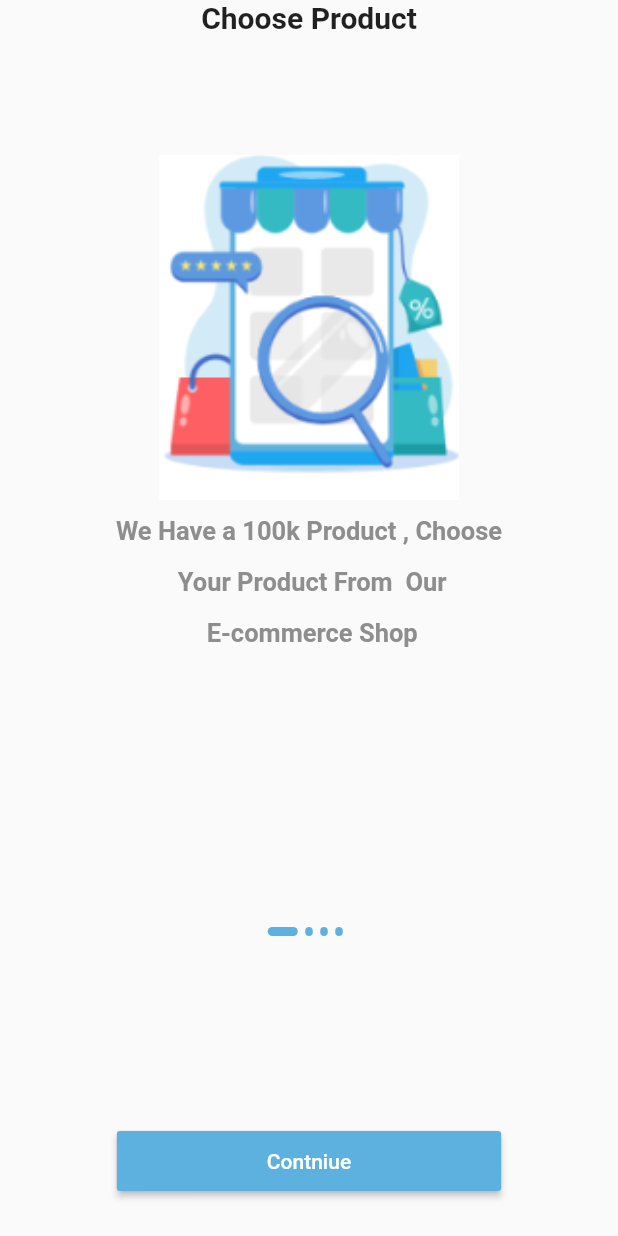
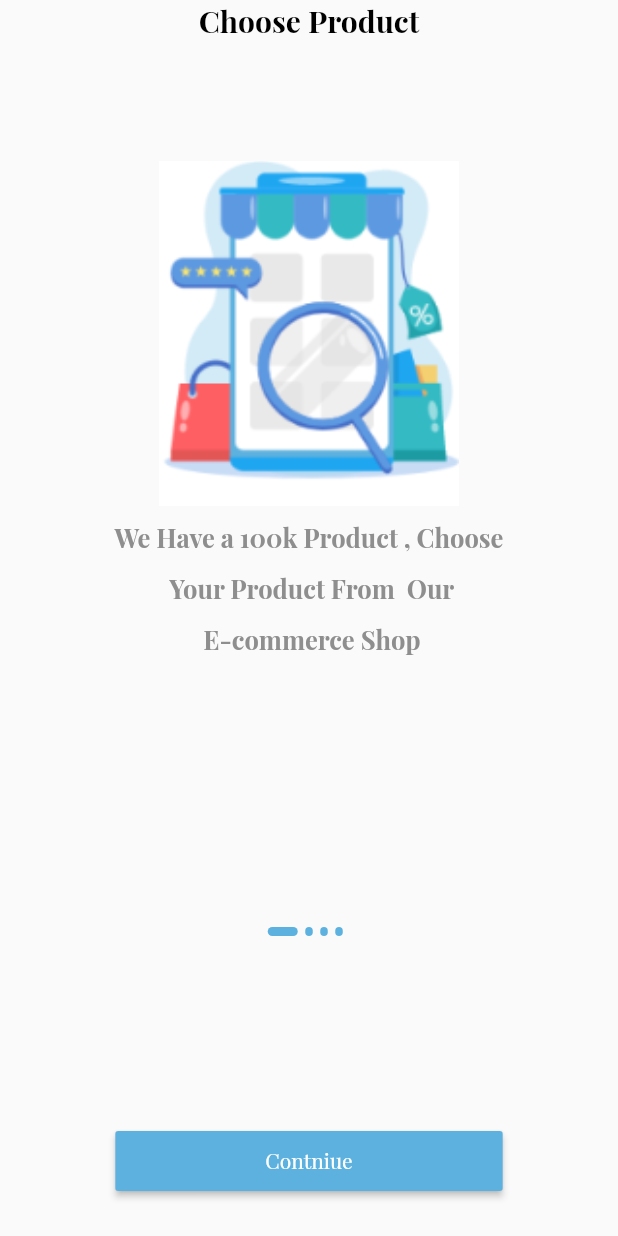
Before and after one commit to MohamedAhmedSD/ecommerce_from_wael, a Flutter app: the screen it shows after launch, on a phone screen of 412 x 824 dp. Run offline on Flutter 3.47's test engine with Material 2 defaults, Android fonts, the phone set to English and light mode, and no system bars; our stand-ins replace get; project files that could hold a hidden picture were left out.

Commit message:
[9] textTheme, and use it on all app

```diff
--- a/lib/main.dart
+++ b/lib/main.dart
@@ -1,3 +1,4 @@
+import 'package:ecommerce_wah/core/constants/color.dart';
 import 'package:ecommerce_wah/core/constants/routes.dart';
 import 'package:ecommerce_wah/view/screen/auth/login.dart';
 import 'package:ecommerce_wah/view/screen/onboarding/onboarding.dart';
@@ -15,8 +16,22 @@ class MyApp extends StatelessWidget {
   @override
   Widget build(BuildContext context) {
     return GetMaterialApp(
+      debugShowCheckedModeBanner: false,
       title: 'Ecommerce App',
       theme: ThemeData(
+        //* use custome font family
+        fontFamily: 'PlayfairDisplay',
+        textTheme: const TextTheme(
+          //* it can use alot of attributes as headline,bodyText... on old versions
+          //* or displayLarge ... on new versions
+          displayLarge: TextStyle(
+              fontWeight: FontWeight.bold, fontSize: 20, color: AppColor.black),
+          bodyLarge: TextStyle(
+              height: 2,
+              fontWeight: FontWeight.bold,
+              fontSize: 17,
+              color: AppColor.grey),
+        ),
         primarySwatch: Colors.blue,
       ),
       home: const OnBoardingPage(),
--- a/lib/view/widgets/onboarding/customslider.dart
+++ b/lib/view/widgets/onboarding/customslider.dart
@@ -27,7 +27,9 @@ class CustomSlider extends GetView<OnBoardingControllerImpl> {
         children: [
           Text(
             "${onBoardingList[i].title}",
-            style: const TextStyle(fontWeight: FontWeight.bold, fontSize: 20),
+            // style: const TextStyle(fontWeight: FontWeight.bold, fontSize: 20),
+            //* use style from textTheme access as inheritance from Theme
+            style: Theme.of(context).textTheme.displayLarge,
           ),
           const SizedBox(
             height: 80,
@@ -50,12 +52,14 @@ class CustomSlider extends GetView<OnBoardingControllerImpl> {
             child: Text(
               "${onBoardingList[i].body}",
               textAlign: TextAlign.center,
-              style: const TextStyle(
-                height: 2,
-                color: AppColor.grey,
-                fontWeight: FontWeight.bold,
-                fontSize: 17,
-              ),
+              //* use style from textTheme access as inheritance from Theme
+              // style: const TextStyle(
+              //   height: 2,
+              //   color: AppColor.grey,
+              //   fontWeight: FontWeight.bold,
+              //   fontSize: 17,
+              // ),
+              style: Theme.of(context).textTheme.bodyLarge,
             ),
           ),
         ],
--- a/pubspec.yaml
+++ b/pubspec.yaml
@@ -131,6 +131,12 @@ flutter:
         - asset: assets/fonts/Cairo/Cairo-Regular.ttf
         - asset: assets/fonts/Cairo/Cairo-Bold.ttf
           weight: 700
+
+    - family: PlayfairDisplay
+      fonts:
+        - asset: assets/fonts/PlayfairDisplay/PlayfairDisplay-Regular.ttf
+        - asset: assets/fonts/PlayfairDisplay/PlayfairDisplay-Bold.ttf
+          weight: 700
   #       - asset: fonts/Schyler-Italic.ttf
   #         style: italic
   #   - family: Trajan Pro
```
Also changed, not shown: assets/fonts/PlayfairDisplay/PlayfairDisplay-Black.ttf (added), assets/fonts/PlayfairDisplay/PlayfairDisplay-BlackItalic.ttf (added), assets/fonts/PlayfairDisplay/PlayfairDisplay-Bold.ttf (added), assets/fonts/PlayfairDisplay/PlayfairDisplay-BoldItalic.ttf (added), assets/fonts/PlayfairDisplay/PlayfairDisplay-ExtraBold.ttf (added), assets/fonts/PlayfairDisplay/PlayfairDisplay-ExtraBoldItalic.ttf (added), assets/fonts/PlayfairDisplay/PlayfairDisplay-Italic.ttf (added), assets/fonts/PlayfairDisplay/PlayfairDisplay-Medium.ttf (added), assets/fonts/PlayfairDisplay/PlayfairDisplay-MediumItalic.ttf (added), assets/fonts/PlayfairDisplay/PlayfairDisplay-Regular.ttf (added), assets/fonts/PlayfairDisplay/PlayfairDisplay-SemiBold.ttf (added), assets/fonts/PlayfairDisplay/PlayfairDisplay-SemiBoldItalic.ttf (added), 1 other file.
